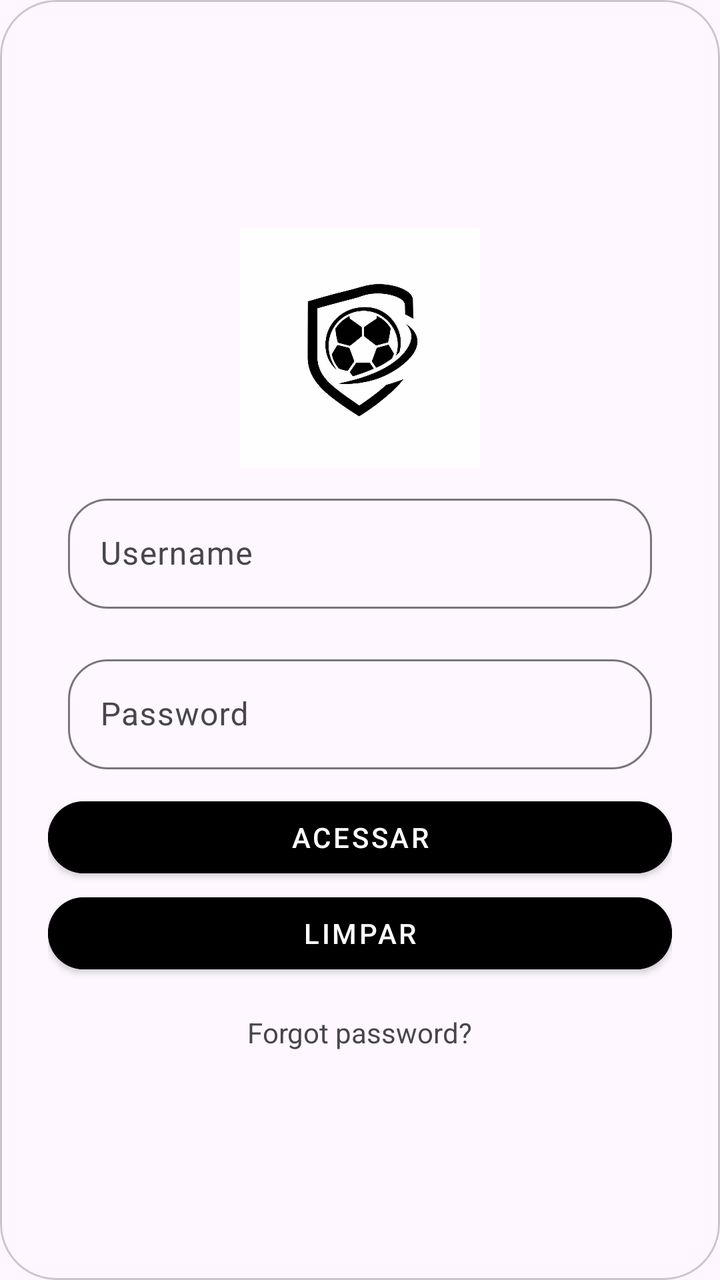
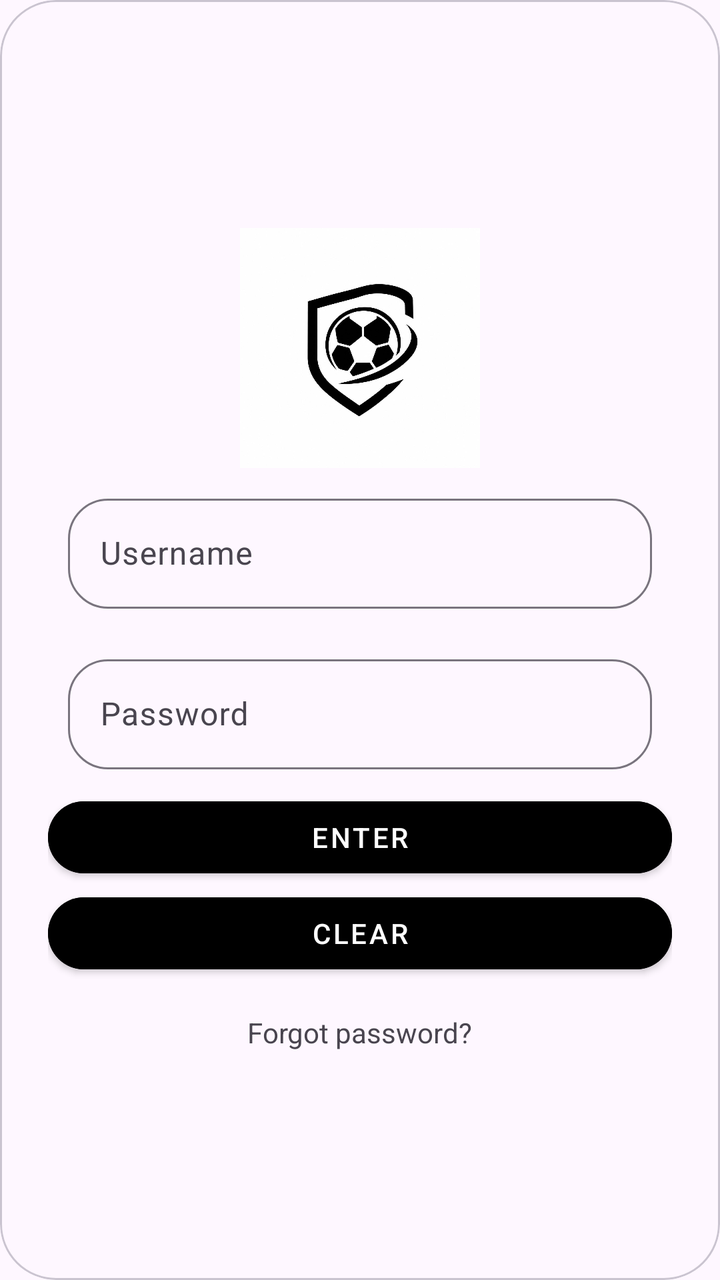

An Android layout rendered at two revisions. The XML below is the earlier revision; the diff shows what the commit changed to produce the second picture.
<!-- AndroidManifest.xml: application theme Theme.MyApp -->
<!-- res/layout/activity_main.xml -->
<?xml version="1.0" encoding="utf-8"?>
<com.google.android.material.card.MaterialCardView
    xmlns:android="http://schemas.android.com/apk/res/android"
    xmlns:app="http://schemas.android.com/apk/res-auto"
    android:id="@+id/cardlogin"
    android:layout_width="300dp"
    android:layout_height="470dp"
    android:layout_marginLeft="50dp"
    android:layout_marginTop="100dp"
    android:clickable="true"
    android:focusable="true"
    app:cardCornerRadius="28dp">

    <LinearLayout
        android:layout_width="match_parent"
        android:layout_height="match_parent"
        android:orientation="vertical"
        android:gravity="center"
        android:padding="24dp">

<ImageView
    android:layout_width="120dp"
    android:layout_height="120dp"
    android:src="@drawable/logo"/>

        <com.google.android.material.textfield.TextInputLayout
            android:layout_width="match_parent"
            android:layout_height="wrap_content"
            app:boxCornerRadiusBottomEnd="20dp"
            android:layout_margin="10dp"
            app:boxCornerRadiusBottomStart="20dp"
            app:boxCornerRadiusTopStart="20dp"
            app:boxCornerRadiusTopEnd="20dp">

            <com.google.android.material.textfield.TextInputEditText
                android:layout_width="match_parent"
                android:layout_height="55dp"
                android:gravity="center_vertical"
                android:hint="Username"
                android:paddingStart="16dp"
                android:paddingEnd="16dp" />
        </com.google.android.material.textfield.TextInputLayout>


        <com.google.android.material.textfield.TextInputLayout
            android:layout_width="match_parent"
            android:layout_height="wrap_content"
            android:layout_marginTop="16dp"
            android:layout_margin="10dp"
            app:boxCornerRadiusBottomEnd="20dp"
            app:boxCornerRadiusBottomStart="20dp"
            app:boxCornerRadiusTopStart="20dp"
            app:boxCornerRadiusTopEnd="20dp">

            <com.google.android.material.textfield.TextInputEditText
                android:layout_width="match_parent"
                android:layout_height="55dp"
                android:gravity="center_vertical"
                android:hint="Password"
                android:inputType="textPassword"
                android:paddingStart="16dp"
                android:paddingEnd="16dp" />
        </com.google.android.material.textfield.TextInputLayout>

        <com.google.android.material.button.MaterialButton
            style="@style/Widget.MaterialComponents.Button"
            android:layout_width="match_parent"
            app:cornerRadius="30dp"
            android:layout_height="wrap_content"
            android:backgroundTint="#000000"
            android:text="Acessar" />

        <com.google.android.material.button.MaterialButton
            style="@style/Widget.MaterialComponents.Button"
            android:layout_width="match_parent"
            app:cornerRadius="30dp"
            android:layout_height="wrap_content"
            android:backgroundTint="#000000"
            android:text="Limpar" />

        <TextView
            android:layout_width="wrap_content"
            android:layout_height="wrap_content"
            android:layout_marginTop="16dp"
            android:layout_gravity="center_horizontal"
            android:text="Forgot password?"
            android:clickable="true"
            android:focusable="true"/>

    </LinearLayout>
</com.google.android.material.card.MaterialCardView>
<!-- resources referenced by this layout -->
<resources>
  <!-- drawable logo: png bitmap (drawable, 248303 bytes) -->
  <style name="Theme.MyApp" parent="Base.Theme.MyApp" />
  <style name="Base.Theme.MyApp" parent="Theme.Material3.DayNight.NoActionBar">
          
          
      </style>
</resources>

<!-- the commit's change to res/layout/activity_main.xml (unified diff, before → after) -->
@@ -68,7 +68,7 @@
             app:cornerRadius="30dp"
             android:layout_height="wrap_content"
             android:backgroundTint="#000000"
-            android:text="Acessar" />
+            android:text="Enter" />
 
         <com.google.android.material.button.MaterialButton
             style="@style/Widget.MaterialComponents.Button"
@@ -76,7 +76,7 @@
             app:cornerRadius="30dp"
             android:layout_height="wrap_content"
             android:backgroundTint="#000000"
-            android:text="Limpar" />
+            android:text="Clear" />
 
         <TextView
             android:layout_width="wrap_content"
